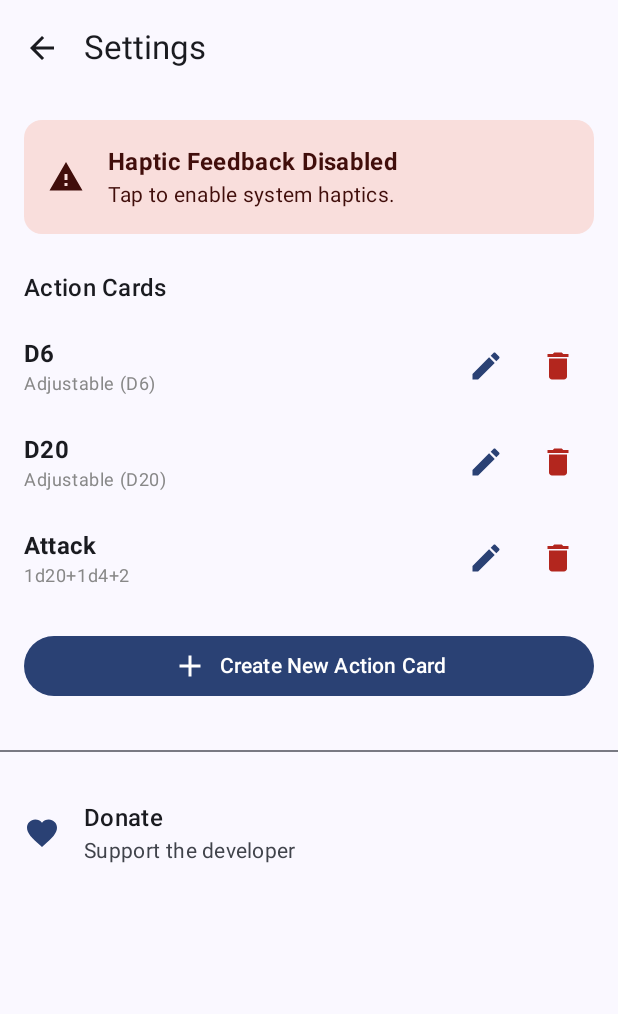
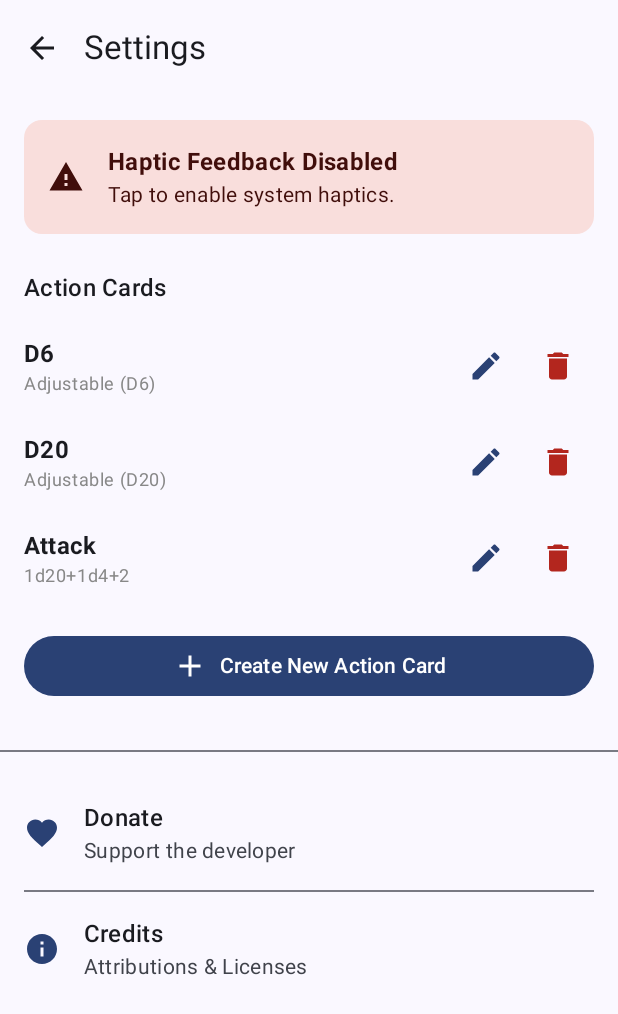
Before and after one commit to CapJunkrat/DiceRoller, an Android app built with Jetpack Compose: the SettingsScreen screen opened through its navigation route, on a phone screen of 412 x 824 dp. Shown: the top 1014 px of the screen. Run offline under Robolectric (Android 15) with nearby library versions, the light colour scheme and no system bars; our stand-ins replace AdMob, Room's generated code; pictures from the network do not load.

Commit message:
feat(sound): Add sound for d20 win and loss

```diff
--- a/app/src/main/java/com/johnz/diceroller/DiceViewModel.kt
+++ b/app/src/main/java/com/johnz/diceroller/DiceViewModel.kt
@@ -13,9 +13,11 @@ import com.johnz.diceroller.data.db.GameSession
 import com.johnz.diceroller.data.db.RollMode
 import kotlinx.coroutines.Job
 import kotlinx.coroutines.delay
+import kotlinx.coroutines.flow.MutableSharedFlow
 import kotlinx.coroutines.flow.MutableStateFlow
 import kotlinx.coroutines.flow.SharingStarted
 import kotlinx.coroutines.flow.StateFlow
+import kotlinx.coroutines.flow.asSharedFlow
 import kotlinx.coroutines.flow.collectLatest
 import kotlinx.coroutines.flow.combine
 import kotlinx.coroutines.flow.stateIn
@@ -51,6 +53,10 @@ data class DiceUiState(
     val activeSession: GameSession? = null,
     val savedSessions: List<GameSession> = emptyList()
 )
+
+sealed interface GameEvent {
+    data class RollFinished(val result: Int, val type: DiceType) : GameEvent
+}
 
 class DiceViewModel(application: Application) : AndroidViewModel(application) {
 
@@ -105,6 +111,9 @@ class DiceViewModel(application: Application) : AndroidViewModel(application) {
         started = SharingStarted.WhileSubscribed(5000),
         initialValue = DiceUiState()
     )
+
+    private val _gameEvents = MutableSharedFlow<GameEvent>()
+    val gameEvents = _gameEvents.asSharedFlow()
 
     private var rollJob: Job? = null
     private var sessionJob: Job? = null
@@ -306,6 +315,9 @@ class DiceViewModel(application: Application) : AndroidViewModel(application) {
                     history = listOf(newHistoryItem) + _internalState.value.history
                 )
             }
+
+            // 4. Emit Event
+            _gameEvents.emit(GameEvent.RollFinished(result.total, card.visualType))
         }
     }
 
--- a/app/src/main/java/com/johnz/diceroller/ui/settings/SettingsScreen.kt
+++ b/app/src/main/java/com/johnz/diceroller/ui/settings/SettingsScreen.kt
@@ -17,6 +17,7 @@ import androidx.compose.material.icons.filled.Add
 import androidx.compose.material.icons.filled.Delete
 import androidx.compose.material.icons.filled.Edit
 import androidx.compose.material.icons.filled.Favorite
+import androidx.compose.material.icons.filled.Info
 import androidx.compose.material.icons.filled.Warning
 import androidx.compose.material3.*
 import androidx.compose.runtime.*
@@ -47,6 +48,7 @@ fun SettingsScreen(
     var showAddCardDialog by remember { mutableStateOf(false) }
     var cardToEdit by remember { mutableStateOf<ActionCard?>(null) }
     var cardToDelete by remember { mutableStateOf<ActionCard?>(null) }
+    var showCreditsDialog by remember { mutableStateOf(false) }
 
     if (showAddCardDialog) {
         ActionCardDialog(
@@ -102,6 +104,26 @@ fun SettingsScreen(
             dismissButton = {
                 TextButton(onClick = { cardToDelete = null }) {
                     Text("Cancel")
+                }
+            }
+        )
+    }
+
+    if (showCreditsDialog) {
+        AlertDialog(
+            onDismissRequest = { showCreditsDialog = false },
+            title = { Text("Credits") },
+            text = {
+                Column(verticalArrangement = Arrangement.spacedBy(8.dp)) {
+                    Text(text = "Sound Effects", fontWeight = FontWeight.Bold)
+                    Text(text = "“Various sound effects from Rubik's Race”")
+                    Text(text = "by Nick Bowler, licensed under CC BY 3.0")
+                    Text(text = "https://creativecommons.org/licenses/by/3.0/")
+                }
+            },
+            confirmButton = {
+                TextButton(onClick = { showCreditsDialog = false }) {
+                    Text("Close")
                 }
             }
         )
@@ -237,6 +259,35 @@ fun SettingsScreen(
                     )
                     Text(
                         text = "Support the developer",
+                        style = MaterialTheme.typography.bodyMedium,
+                        color = MaterialTheme.colorScheme.onSurfaceVariant
+                    )
+                }
+            }
+
+            Divider(modifier = Modifier.padding(horizontal = 16.dp))
+
+            // --- Credits Section ---
+            Row(
+                modifier = Modifier
+                    .fillMaxWidth()
+                    .clickable { showCreditsDialog = true }
+                    .padding(16.dp),
+                verticalAlignment = Alignment.CenterVertically
+            ) {
+                Icon(
+                    imageVector = Icons.Default.Info,
+                    contentDescription = "Credits",
+                    tint = MaterialTheme.colorScheme.primary
+                )
+                Spacer(modifier = Modifier.width(16.dp))
+                Column {
+                    Text(
+                        text = "Credits",
+                        style = MaterialTheme.typography.titleMedium
+                    )
+                    Text(
+                        text = "Attributions & Licenses",
                         style = MaterialTheme.typography.bodyMedium,
                         color = MaterialTheme.colorScheme.onSurfaceVariant
                     )
```
Also changed, not shown: app/src/main/java/com/johnz/diceroller/MainActivity.kt (+31 -16 lines), 2 other files.
